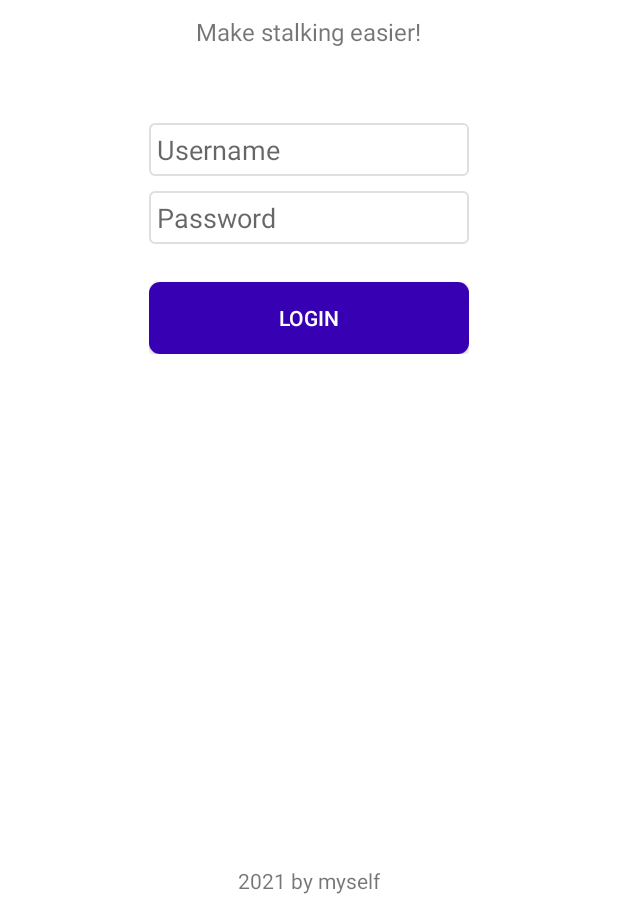
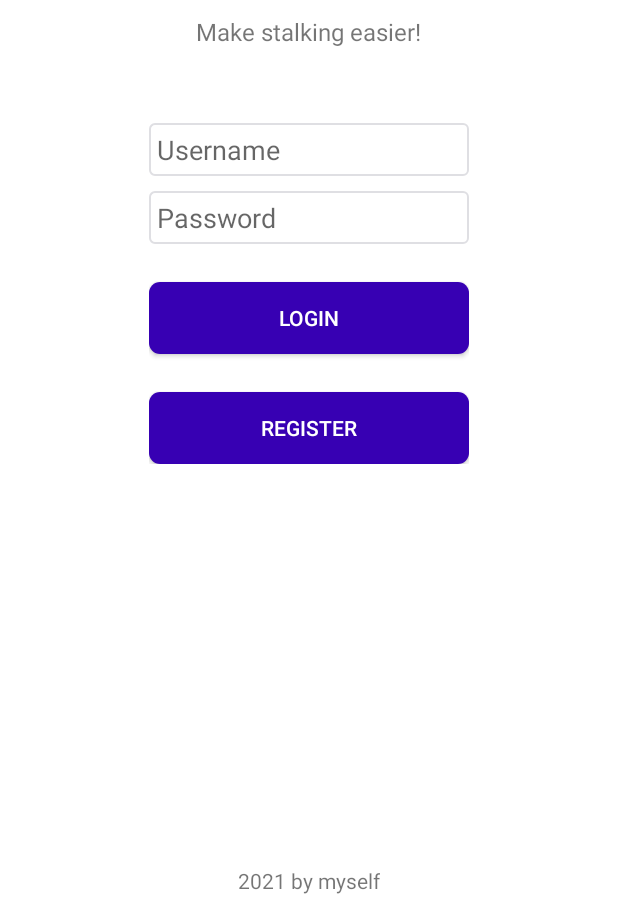
Before and after one commit to Magizuki/KepoApp, an Android app: the screen it shows after launch (LoginActivity before the commit, LoginRegisterActivity after it), on a phone screen of 412 x 824 dp, the part 326-1236 px from its top. Run offline under Robolectric (Android 15) with nearby library versions, the phone set to English and light mode, and no system bars.

Commit message:
Add Register features, Rename Login UI Into LoginRegister UI, etc

```diff
--- a/app/src/main/AndroidManifest.xml
+++ b/app/src/main/AndroidManifest.xml
@@ -9,8 +9,8 @@
         android:roundIcon="@mipmap/ic_launcher_round"
         android:supportsRtl="true"
         android:theme="@style/Theme.KepoApp">
-        <activity android:name=".LoginActivity"></activity>
-        <activity android:name=".MainActivity">
+        <activity android:name=".view.LoginRegisterActivity"></activity>
+        <activity android:name=".view.MainActivity">
             <intent-filter>
                 <action android:name="android.intent.action.MAIN" />
 
--- a/app/src/main/java/com/example/kepoapp/LoginActivity.java
+++ /dev/null
@@ -1,16 +0,0 @@
-package com.example.kepoapp;
-
-import androidx.appcompat.app.AppCompatActivity;
-
-import android.graphics.Color;
-import android.os.Bundle;
-
-public class LoginActivity extends AppCompatActivity {
-
-    @Override
-    protected void onCreate(Bundle savedInstanceState) {
-        super.onCreate(savedInstanceState);
-        setContentView(R.layout.activity_login);
-        getWindow().getDecorView().setBackgroundColor(Color.WHITE);
-    }
-}
--- /dev/null
+++ b/app/src/main/java/com/example/kepoapp/model/ToDoList.java
@@ -0,0 +1,4 @@
+package com.example.kepoapp.model;
+
+public class ToDoList {
+}
--- /dev/null
+++ b/app/src/main/java/com/example/kepoapp/view/LoginRegisterActivity.java
@@ -0,0 +1,70 @@
+package com.example.kepoapp.view;
+
+import androidx.appcompat.app.AppCompatActivity;
+
+import android.graphics.Color;
+import android.os.Bundle;
+import android.view.View;
+import android.widget.Button;
+import android.widget.EditText;
+import android.widget.Toast;
+
+import com.example.kepoapp.R;
+import com.example.kepoapp.controller.AuthController;
+import com.example.kepoapp.controller.DatabaseHelper;
+import com.google.android.material.bottomsheet.BottomSheetBehavior;
+import com.google.android.material.bottomsheet.BottomSheetDialog;
+
+public class LoginRegisterActivity extends AppCompatActivity implements View.OnClickListener {
+
+    private EditText username, password;
+    private Button login, register;
+    AuthController controller;
+
+    @Override
+    protected void onCreate(Bundle savedInstanceState) {
+        super.onCreate(savedInstanceState);
+        setContentView(R.layout.activity_login_register);
+        getWindow().getDecorView().setBackgroundColor(Color.WHITE);
+
+        username = findViewById(R.id.usernameTxt);
+        password = findViewById(R.id.passwordTxt);
+        login = findViewById(R.id.loginBtn);
+        register = findViewById(R.id.registerBtn);
+
+        login.setOnClickListener(this);
+        register.setOnClickListener(this);
+
+    }
+
+    @Override
+    public void onClick(View view) {
+
+        if(view.equals(register)){
+            String Username = username.getText().toString();
+            String Password = password.getText().toString();
+
+            controller = new AuthController();
+
+            //Field is empty
+            if(controller.validateRegisterData(Username, Password, this) == 1){
+                BottomSheet dialog = new BottomSheet(1);
+                dialog.show(getSupportFragmentManager(), "TAG");
+            }
+            //Username already exist
+            else if(controller.validateRegisterData(Username, Password, this) == 2){
+                BottomSheet dialog = new BottomSheet(2);
+                dialog.show(getSupportFragmentManager(), "TAG");
+            }
+            //Register success
+            else{
+                Toast.makeText(LoginRegisterActivity.this, "Register Success",Toast.LENGTH_LONG).show();
+            }
+
+        }
+        else if(view.equals(login)){
+            Toast.makeText(LoginRegisterActivity.this,"tes",Toast.LENGTH_LONG).show();
+        }
+
+    }
+}
--- a/app/src/main/java/com/example/kepoapp/MainActivity.java
+++ b/app/src/main/java/com/example/kepoapp/view/MainActivity.java
@@ -1,4 +1,4 @@
-package com.example.kepoapp;
+package com.example.kepoapp.view;
 
 import androidx.appcompat.app.AppCompatActivity;
 
@@ -6,6 +6,9 @@ import android.content.Intent;
 import android.graphics.Color;
 import android.os.Bundle;
 import android.os.Handler;
+
+
+import com.example.kepoapp.R;
 
 public class MainActivity extends AppCompatActivity {
 
@@ -23,7 +26,7 @@ public class MainActivity extends AppCompatActivity {
         new Handler().postDelayed(new Runnable() {
             @Override
             public void run() {
-                Intent intent = new Intent(MainActivity.this, LoginActivity.class);
+                Intent intent = new Intent(MainActivity.this, LoginRegisterActivity.class);
                 startActivity(intent);
                 finish();
             }
--- a/app/src/main/res/layout/activity_login.xml
+++ b/app/src/main/res/layout/activity_login_register.xml
@@ -4,7 +4,7 @@
     xmlns:tools="http://schemas.android.com/tools"
     android:layout_width="match_parent"
     android:layout_height="match_parent"
-    tools:context=".LoginActivity"
+    tools:context=".view.LoginRegisterActivity"
     android:orientation="vertical">
 
     <ImageView
@@ -61,7 +61,17 @@
             android:layout_width="match_parent"
             android:layout_height="wrap_content"
             android:text="LOGIN"
-            android:background="@drawable/loginbutton"
+            android:background="@drawable/loginregisterbutton"
+            android:textColor="@color/white"
+            android:layout_gravity="center"/>
+
+        <Button
+            android:id="@+id/registerBtn"
+            android:layout_marginTop="25dp"
+            android:layout_width="match_parent"
+            android:layout_height="wrap_content"
+            android:text="REGISTER"
+            android:background="@drawable/loginregisterbutton"
             android:textColor="@color/white"
             android:layout_gravity="center"/>
 
--- a/app/src/main/res/layout/activity_main.xml
+++ b/app/src/main/res/layout/activity_main.xml
@@ -4,7 +4,7 @@
     xmlns:tools="http://schemas.android.com/tools"
     android:layout_width="match_parent"
     android:layout_height="match_parent"
-    tools:context=".MainActivity">
+    tools:context=".view.MainActivity">
 
     <ImageView
         android:layout_width="wrap_content"
```
Also changed, not shown: app/src/main/java/com/example/kepoapp/controller/AuthController.java (added, +41 -0 lines), app/src/main/java/com/example/kepoapp/controller/DatabaseHelper.java (added, +73 -0 lines), app/src/main/java/com/example/kepoapp/model/User.java (added, +37 -0 lines), app/src/main/java/com/example/kepoapp/view/BottomSheet.java (added, +50 -0 lines), app/src/main/res/layout/bottom_dialog.xml (added, +33 -0 lines), app/src/main/res/drawable/loginregisterbutton.xml (renamed from app/src/main/res/drawable/loginbutton.xml).
